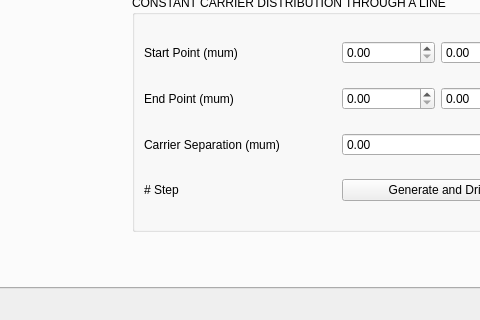
First picture: the form in src/mainWindow.ui, repository IFCA-HEP/TRACS, before the edit; both pictures show x 309 to 789 and y 293 to 613 of the 875 by 613 pixel window.
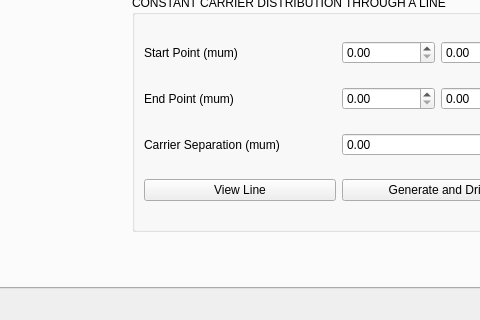
Second picture: the form after the edit. The open tabs and pages were chosen to show the change. Custom widgets are drawn as their Qt base class.

Commit message: Add view line option in Carriers tab

```diff
--- a/src/mainWindow.ui
+++ b/src/mainWindow.ui
@@ -621,9 +621,9 @@
             </widget>
            </item>
            <item row="3" column="0">
-            <widget class="QLabel" name="label_5">
+            <widget class="QPushButton" name="view_carrier_line_button">
              <property name="text">
-              <string># Step</string>
+              <string>View Line</string>
              </property>
             </widget>
            </item>
```
Left out of the diff: 2 changed lines with no effect on the pictures. The commit also changes 2 other files.
